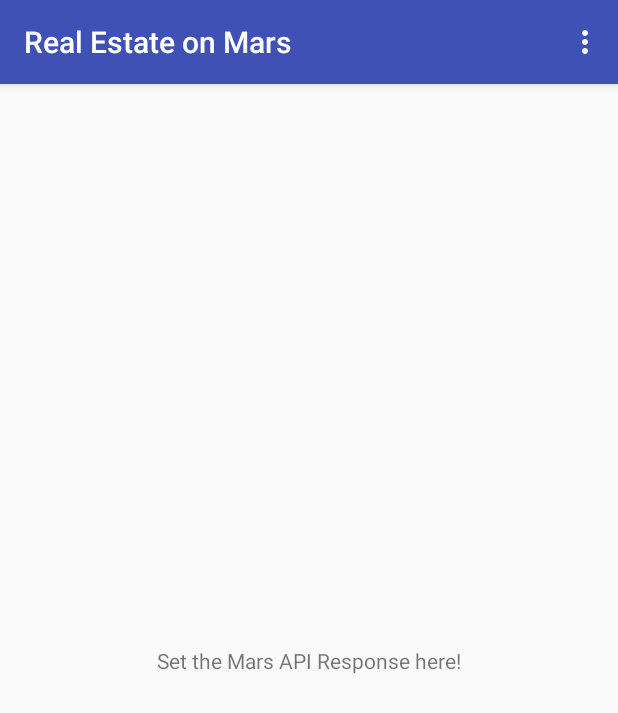
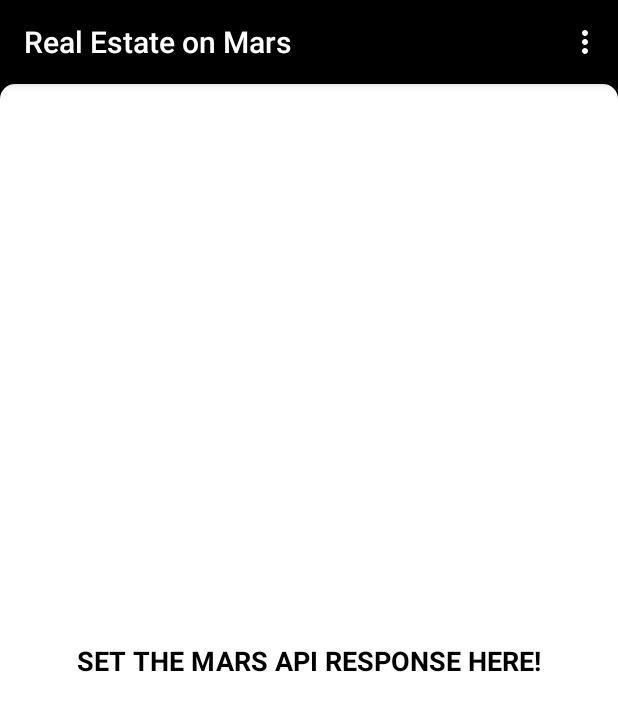
Before and after one commit to iZeroKim/MarsRealEstate, an Android app: the screen it shows after launch (MainActivity), on a phone screen of 412 x 824 dp. Shown: the top 713 px of the screen. Run offline under Robolectric (Android 15) with nearby library versions, the phone set to English and light mode, and no system bars; our stand-ins replace data binding.

Commit message:
Updated app design

```diff
--- /dev/null
+++ b/app/src/main/res/drawable/background.xml
@@ -0,0 +1,5 @@
+<?xml version="1.0" encoding="utf-8"?>
+<shape xmlns:android="http://schemas.android.com/apk/res/android">
+    <solid android:color="#FFFFFF"/>
+    <corners android:topLeftRadius="10dp" android:topRightRadius="10dp"/>
+</shape>
--- a/app/src/main/res/layout/fragment_overview.xml
+++ b/app/src/main/res/layout/fragment_overview.xml
@@ -30,15 +30,27 @@
     <androidx.constraintlayout.widget.ConstraintLayout
         android:layout_width="match_parent"
         android:layout_height="match_parent"
+        android:background="@color/colorPrimary"
         tools:context="com.example.android.marsrealestate.MainActivity">
+
+        <androidx.constraintlayout.widget.ConstraintLayout
+            android:layout_width="match_parent"
+            android:layout_height="match_parent"
+            android:background="@drawable/background">
+
             <TextView
                 android:layout_width="wrap_content"
                 android:layout_height="wrap_content"
                 android:text="@{viewModel.response}"
+                android:textAllCaps="true"
+                android:textColor="#000000"
+                android:textSize="18sp"
+                android:textStyle="bold"
                 app:layout_constraintBottom_toBottomOf="parent"
-            app:layout_constraintLeft_toLeftOf="parent"
-            app:layout_constraintRight_toRightOf="parent"
+                app:layout_constraintEnd_toEndOf="parent"
+                app:layout_constraintStart_toStartOf="parent"
                 app:layout_constraintTop_toTopOf="parent" />
 
         </androidx.constraintlayout.widget.ConstraintLayout>
+    </androidx.constraintlayout.widget.ConstraintLayout>
 </layout>
--- a/app/src/main/res/values/colors.xml
+++ b/app/src/main/res/values/colors.xml
@@ -18,7 +18,7 @@
   -->
 
 <resources>
-    <color name="colorPrimary">#3F51B5</color>
-    <color name="colorPrimaryDark">#303F9F</color>
-    <color name="colorAccent">#FF4081</color>
+    <color name="colorPrimary">#000000</color>
+    <color name="colorPrimaryDark">#000000</color>
+    <color name="colorAccent">#e65c00</color>
 </resources>
```
Lines whose indentation alone changed are shown as unchanged.
